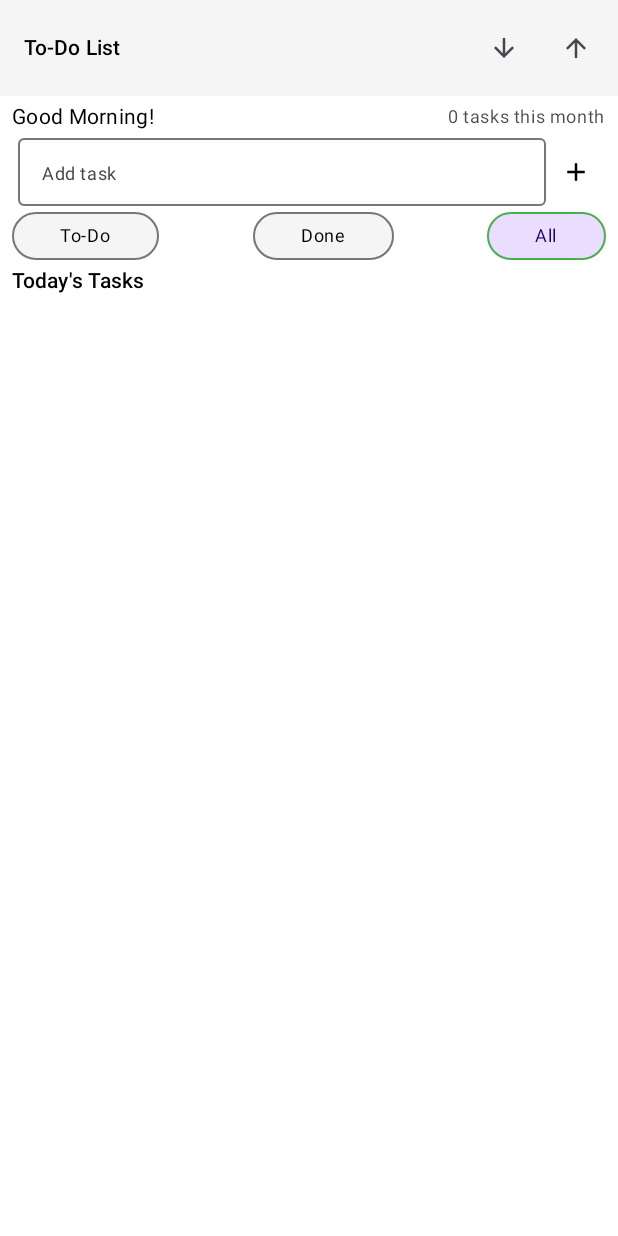
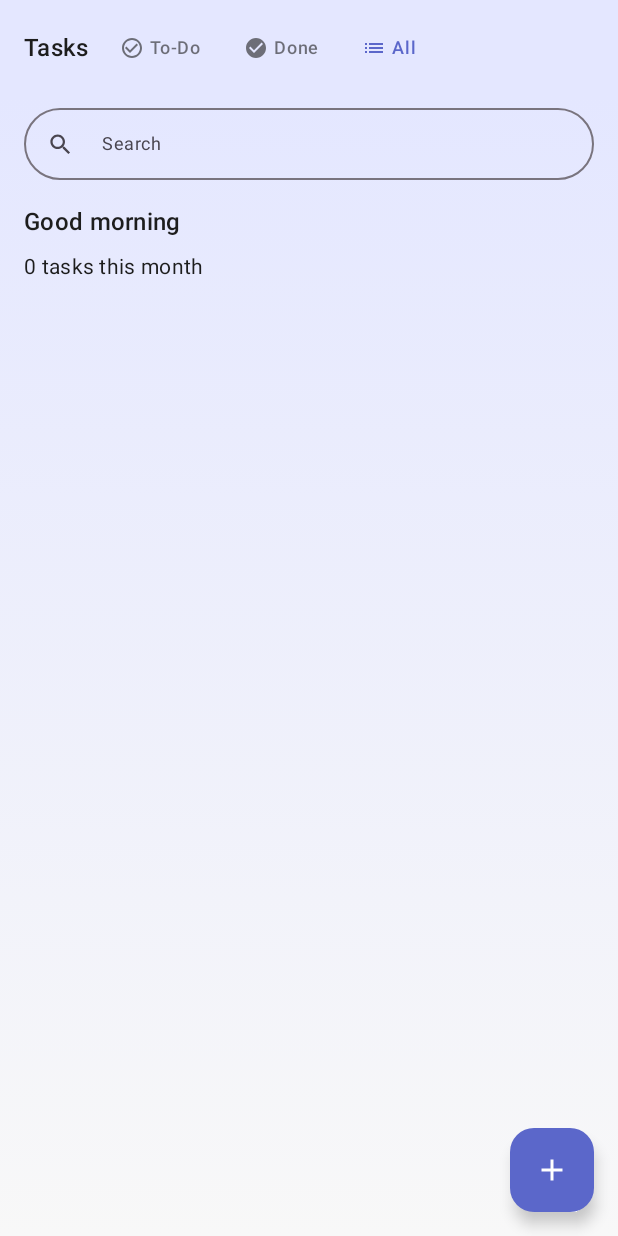
Before and after one commit to LeonixZx/ToDoList2, an Android app built with Jetpack Compose: the composable TodoApp shown on its own in the app's theme, on a phone screen of 412 x 824 dp. Run offline under Robolectric (Android 15) with nearby library versions, the phone set to English and light mode, and no system bars.

Commit message:
Theme 4, nice and compact

```diff
--- a/app/src/main/java/com/example/todolist/MainActivity.kt
+++ b/app/src/main/java/com/example/todolist/MainActivity.kt
@@ -4,13 +4,10 @@ import android.os.Bundle
 import androidx.activity.ComponentActivity
 import androidx.activity.compose.setContent
 import androidx.activity.viewModels
-import androidx.compose.foundation.ExperimentalFoundationApi
 import androidx.compose.foundation.background
-import androidx.compose.foundation.clickable
 import androidx.compose.foundation.layout.*
 import androidx.compose.foundation.lazy.LazyColumn
 import androidx.compose.foundation.lazy.items
-import androidx.compose.foundation.shape.CircleShape
 import androidx.compose.foundation.shape.RoundedCornerShape
 import androidx.compose.material.icons.Icons
 import androidx.compose.material.icons.filled.*
@@ -19,141 +16,113 @@ import androidx.compose.runtime.*
 import androidx.compose.ui.Alignment
 import androidx.compose.ui.Modifier
 import androidx.compose.ui.draw.clip
+import androidx.compose.ui.graphics.Brush
 import androidx.compose.ui.graphics.Color
 import androidx.compose.ui.graphics.vector.ImageVector
-import androidx.compose.ui.platform.LocalContext
-import androidx.compose.ui.text.SpanStyle
-import androidx.compose.ui.text.buildAnnotatedString
 import androidx.compose.ui.text.font.FontWeight
-import androidx.compose.ui.text.style.TextDecoration
-import androidx.compose.ui.text.withStyle
 import androidx.compose.ui.unit.dp
 import androidx.compose.ui.unit.sp
-import androidx.lifecycle.viewmodel.compose.viewModel
-import com.example.todolist.ui.theme.AppTheme
-import com.example.todolist.ui.theme.AppColors
 import java.text.SimpleDateFormat
 import java.util.*
-import androidx.activity.result.contract.ActivityResultContracts
-
-import androidx.compose.ui.tooling.preview.Preview
-import android.app.Application
-import androidx.compose.foundation.BorderStroke
-
-import androidx.compose.runtime.Composable
 
 class MainActivity : ComponentActivity() {
-    private lateinit var adMobManager: AdMobManager
     private val todoViewModel: TodoViewModel by viewModels()
-
-    private val exportLauncher = registerForActivityResult(ActivityResultContracts.CreateDocument("application/json")) { uri ->
-        uri?.let { todoViewModel.exportTasks(contentResolver, it) }
-    }
-
-    private val importLauncher = registerForActivityResult(ActivityResultContracts.OpenDocument()) { uri ->
-        uri?.let { todoViewModel.importTasks(contentResolver, it) }
-    }
 
     override fun onCreate(savedInstanceState: Bundle?) {
         super.onCreate(savedInstanceState)
-        adMobManager = (application as TodoApplication).adMobManager
         setContent {
-            AppTheme {
-                TodoApp(todoViewModel, ::exportTasks, ::importTasks)
+            TodoAppTheme {
+                TodoApp(todoViewModel)
+            }
         }
     }
 }
 
-    override fun onResume() {
-        super.onResume()
-        adMobManager.showAdIfAvailable(this)
+@Composable
+fun TodoAppTheme(content: @Composable () -> Unit) {
+    MaterialTheme(
+        colorScheme = lightColorScheme(
+            primary = Color(0xFF5B67CA),
+            secondary = Color(0xFFFF6B6B),
+            background = Color(0xFFF8F8F8),
+            surface = Color.White,
+            onPrimary = Color.White,
+            onSecondary = Color.White,
+            onBackground = Color(0xFF1D1D1D),
+            onSurface = Color(0xFF1D1D1D)
+        ),
+        content = content
+    )
 }
 
-    private fun exportTasks() {
-        exportLauncher.launch("tasks.json")
+object AppColors {
+    val LightPurple = Color(0xFFE4E7FF)
+    val LightPink = Color(0xFFFFE4E4)
+    val LightGreen = Color(0xFFE4FFF1)
+    val LightYellow = Color(0xFFFFF8E1)
+    val DarkText = Color(0xFF1D1D1D)
+    val LightText = Color(0xFF7C7C7C)
 }
-
-    private fun importTasks() {
-        importLauncher.launch(arrayOf("application/json"))
-    }
-}
-
 
 @OptIn(ExperimentalMaterial3Api::class)
 @Composable
-fun TodoApp(
-    todoViewModel: TodoViewModel = viewModel(),
-    onExportTasks: () -> Unit,
-    onImportTasks: () -> Unit
-) {
+fun TodoApp(todoViewModel: TodoViewModel) {
     var newTodoText by remember { mutableStateOf("") }
     var searchQuery by remember { mutableStateOf("") }
     var selectedCategory by remember { mutableStateOf(TaskCategory.ALL) }
 
+    val gradient = Brush.verticalGradient(
+        colors = listOf(
+            AppColors.LightPurple,
+            MaterialTheme.colorScheme.background
+        )
+    )
+
     Scaffold(
         topBar = {
             TopAppBar(
-                title = { Text("To-Do List", style = MaterialTheme.typography.titleSmall) },
-                actions = {
-                    IconButton(onClick = onExportTasks) {
-                        Icon(Icons.Default.ArrowDownward, contentDescription = "Export Tasks", modifier = Modifier.size(20.dp))
-                    }
-                    IconButton(onClick = onImportTasks) {
-                        Icon(Icons.Default.ArrowUpward, contentDescription = "Import Tasks", modifier = Modifier.size(20.dp))
+                title = {
+                    Row(
+                        verticalAlignment = Alignment.CenterVertically,
+                        horizontalArrangement = Arrangement.spacedBy(8.dp)
+                    ) {
+                        Text("Tasks", style = MaterialTheme.typography.titleMedium)
+                        CategoryButtons(selectedCategory) { selectedCategory = it }
                     }
                 },
                 colors = TopAppBarDefaults.topAppBarColors(
-                    containerColor = MaterialTheme.colorScheme.surface,
-                    titleContentColor = MaterialTheme.colorScheme.onSurface
+                    containerColor = AppColors.LightPurple
                 )
             )
+        },
+        floatingActionButton = {
+            FloatingActionButton(
+                onClick = {
+                    if (newTodoText.isNotBlank()) {
+                        todoViewModel.addTodo(newTodoText)
+                        newTodoText = ""
+                    }
+                },
+                containerColor = MaterialTheme.colorScheme.primary
+            ) {
+                Icon(Icons.Filled.Add, contentDescription = "Add")
+            }
         }
     ) { innerPadding ->
         Column(
             modifier = Modifier
                 .fillMaxSize()
                 .padding(innerPadding)
-                .padding(horizontal = 8.dp, vertical = 4.dp)
-        ) {
-            Row(
-                modifier = Modifier.fillMaxWidth(),
-                horizontalArrangement = Arrangement.SpaceBetween,
-                verticalAlignment = Alignment.CenterVertically
-            ) {
-                Greeting()
-                TaskCount(todoViewModel.todos.size)
-            }
-            Spacer(modifier = Modifier.height(4.dp))
-            Row(
-                modifier = Modifier.fillMaxWidth(),
-                verticalAlignment = Alignment.CenterVertically
+                .background(brush = gradient)
         ) {
             SearchBar(
                 query = searchQuery,
                 onQueryChange = { searchQuery = it },
-                    modifier = Modifier.weight(1f)
+                modifier = Modifier.padding(horizontal = 16.dp, vertical = 8.dp)
             )
-                Spacer(modifier = Modifier.width(4.dp))
-                TodoInput(
-                    value = newTodoText,
-                    onValueChange = { newTodoText = it },
-                    onAddTodo = {
-                        if (newTodoText.isNotBlank()) {
-                            todoViewModel.addTodo(newTodoText)
-                            newTodoText = ""
-                        }
-                    }
-                )
-            }
-            Spacer(modifier = Modifier.height(4.dp))
-            CategoryButtons(selectedCategory) { selectedCategory = it }
-            Spacer(modifier = Modifier.height(4.dp))
-            Text(
-                "Today's Tasks",
-                style = MaterialTheme.typography.titleSmall,
-                color = MaterialTheme.colorScheme.onBackground
-            )
-            Spacer(modifier = Modifier.height(4.dp))
+            Greeting()
+            TaskCount(todoViewModel.todos.size)
+            Spacer(modifier = Modifier.height(8.dp))
             TodoList(
                 todos = todoViewModel.getTodos(searchQuery, selectedCategory),
                 onToggleTodo = { todoViewModel.toggleTodo(it) },
@@ -164,18 +133,88 @@ fun TodoApp(
 }
 
 @Composable
+fun CategoryButtons(selectedCategory: TaskCategory, onCategorySelected: (TaskCategory) -> Unit) {
+    Row(
+        horizontalArrangement = Arrangement.spacedBy(4.dp),
+        verticalAlignment = Alignment.CenterVertically
+    ) {
+        CategoryButton(
+            text = "To-Do",
+            icon = Icons.Default.CheckCircleOutline,
+            category = TaskCategory.TODO,
+            selectedCategory = selectedCategory,
+            onCategorySelected = onCategorySelected
+        )
+        CategoryButton(
+            text = "Done",
+            icon = Icons.Default.CheckCircle,
+            category = TaskCategory.DONE,
+            selectedCategory = selectedCategory,
+            onCategorySelected = onCategorySelected
+        )
+        CategoryButton(
+            text = "All",
+            icon = Icons.Default.List,
+            category = TaskCategory.ALL,
+            selectedCategory = selectedCategory,
+            onCategorySelected = onCategorySelected
+        )
+    }
+}
+
+@Composable
+fun CategoryButton(
+    text: String,
+    icon: ImageVector,
+    category: TaskCategory,
+    selectedCategory: TaskCategory,
+    onCategorySelected: (TaskCategory) -> Unit
+) {
+    TextButton(
+        onClick = { onCategorySelected(category) },
+        colors = ButtonDefaults.textButtonColors(
+            contentColor = if (category == selectedCategory)
+                MaterialTheme.colorScheme.primary
+            else
+                MaterialTheme.colorScheme.onBackground.copy(alpha = 0.6f)
+        ),
+        shape = RoundedCornerShape(16.dp)
+    ) {
+        Icon(icon, contentDescription = null, modifier = Modifier.size(16.dp))
+        Spacer(modifier = Modifier.width(4.dp))
+        Text(text, style = MaterialTheme.typography.labelMedium)
+    }
+}
+
+@OptIn(ExperimentalMaterial3Api::class)
+@Composable
+fun SearchBar(query: String, onQueryChange: (String) -> Unit, modifier: Modifier = Modifier) {
+    OutlinedTextField(
+        value = query,
+        onValueChange = onQueryChange,
+        modifier = modifier
+            .fillMaxWidth()
+            .height(48.dp),
+        placeholder = { Text("Search", style = MaterialTheme.typography.bodySmall) },
+        leadingIcon = { Icon(Icons.Default.Search, contentDescription = null, modifier = Modifier.size(18.dp)) },
+        singleLine = true,
+        textStyle = MaterialTheme.typography.bodySmall,
+        shape = RoundedCornerShape(24.dp)
+    )
+}
+
+@Composable
 fun Greeting() {
     val calendar = Calendar.getInstance()
     val greeting = when (calendar.get(Calendar.HOUR_OF_DAY)) {
-        in 0..11 -> "Good Morning"
-        in 12..16 -> "Good Afternoon"
-        in 17..20 -> "Good Evening"
-        else -> "Good Night"
+        in 0..11 -> "Good morning"
+        in 12..16 -> "Good afternoon"
+        else -> "Good evening"
     }
     Text(
-        text = "$greeting!",
-        style = MaterialTheme.typography.bodyMedium,
-        color = MaterialTheme.colorScheme.onBackground
+        text = greeting,
+        style = MaterialTheme.typography.titleMedium,
+        modifier = Modifier.padding(horizontal = 16.dp, vertical = 8.dp)
     )
 }
 
@@ -183,87 +222,18 @@ fun Greeting() {
 fun TaskCount(count: Int) {
     Text(
         text = "$count tasks this month",
-        style = MaterialTheme.typography.bodySmall,
-        color = MaterialTheme.colorScheme.onBackground.copy(alpha = 0.7f)
+        style = MaterialTheme.typography.bodyMedium,
+        modifier = Modifier.padding(horizontal = 16.dp)
     )
 }
 
 @Composable
-fun SearchBar(query: String, onQueryChange: (String) -> Unit, modifier: Modifier = Modifier) {
-    OutlinedTextField(
-        value = query,
-        onValueChange = onQueryChange,
-        modifier = modifier.height(40.dp),
-        placeholder = { Text("Search", style = MaterialTheme.typography.bodySmall) },
-        leadingIcon = { Icon(Icons.Default.Search, contentDescription = null, modifier = Modifier.size(18.dp)) },
-        singleLine = true,
-        textStyle = MaterialTheme.typography.bodySmall
-    )
-}
-
-@Composable
-fun CategoryButtons(selectedCategory: TaskCategory, onCategorySelected: (TaskCategory) -> Unit) {
-    Row(
-        modifier = Modifier.fillMaxWidth(),
-        horizontalArrangement = Arrangement.SpaceBetween
+fun TodoList(todos: List<Todo>, onToggleTodo: (Int) -> Unit, onDeleteTodo: (Int) -> Unit) {
+    LazyColumn(
+        modifier = Modifier.fillMaxSize(),
+        contentPadding = PaddingValues(horizontal = 16.dp, vertical = 8.dp),
+        verticalArrangement = Arrangement.spacedBy(8.dp)
     ) {
-        CategoryButton("To-Do", TaskCategory.TODO, selectedCategory, onCategorySelected)
-        CategoryButton("Done", TaskCategory.DONE, selectedCategory, onCategorySelected)
-        CategoryButton("All", TaskCategory.ALL, selectedCategory, onCategorySelected)
-    }
-}
-
-@Composable
-fun CategoryButton(
-    text: String,
-    category: TaskCategory,
-    selectedCategory: TaskCategory,
-    onCategorySelected: (TaskCategory) -> Unit
-) {
-    val isSelected = category == selectedCategory
-    OutlinedButton(
-        onClick = { onCategorySelected(category) },
-        modifier = Modifier.height(32.dp),
-        shape = MaterialTheme.shapes.large,
-        colors = ButtonDefaults.outlinedButtonColors(
-            containerColor = if (isSelected) MaterialTheme.colorScheme.primaryContainer else MaterialTheme.colorScheme.surface,
-            contentColor = if (isSelected) MaterialTheme.colorScheme.onPrimaryContainer else MaterialTheme.colorScheme.onSurface
-        ),
-        border = BorderStroke(
-            width = 1.dp,
-            color = if (isSelected) MaterialTheme.colorScheme.primary else MaterialTheme.colorScheme.outline
-        )
-    ) {
-        Text(
-            text = text,
-            style = MaterialTheme.typography.bodySmall,
-            modifier = Modifier.padding(horizontal = 8.dp)
-        )
-    }
-}
-
-@OptIn(ExperimentalMaterial3Api::class)
-@Composable
-fun TodoInput(value: String, onValueChange: (String) -> Unit, onAddTodo: () -> Unit) {
-    Row(verticalAlignment = Alignment.CenterVertically) {
-        OutlinedTextField(
-            value = value,
-            onValueChange = onValueChange,
-            modifier = Modifier.height(45.dp).weight(1f),
-            placeholder = { Text("Add task", style = MaterialTheme.typography.bodySmall) },
-            singleLine = true,
-            textStyle = MaterialTheme.typography.bodySmall
-        )
-        IconButton(onClick = onAddTodo, modifier = Modifier.size(40.dp)) {
-            Icon(Icons.Default.Add, contentDescription = "Add todo", modifier = Modifier.size(20.dp))
-        }
-    }
-}
-
-@OptIn(ExperimentalFoundationApi::class)
-@Composable
-fun TodoList(todos: List<Todo>, onToggleTodo: (Int) -> Unit, onDeleteTodo: (Int) -> Unit) {
-    LazyColumn {
         items(todos) { todo ->
             TodoItem(todo, onToggleTodo, onDeleteTodo)
         }
@@ -275,47 +245,59 @@ fun TodoItem(todo: Todo, onToggle: (Int) -> Unit, onDelete: (Int) -> Unit) {
     Card(
         modifier = Modifier
             .fillMaxWidth()
-            .padding(vertical = 2.dp),
-        elevation = CardDefaults.cardElevation(defaultElevation = 1.dp)
+            .clip(RoundedCornerShape(16.dp)),
+        colors = CardDefaults.cardColors(
+            containerColor = MaterialTheme.colorScheme.surface
+        )
     ) {
         Row(
-            modifier = Modifier.padding(8.dp),
+            modifier = Modifier
+                .fillMaxWidth()
+                .padding(16.dp),
             verticalAlignment = Alignment.CenterVertically
         ) {
             Checkbox(
                 checked = todo.isCompleted,
                 onCheckedChange = { onToggle(todo.id) },
-                modifier = Modifier.size(20.dp)
+                colors = CheckboxDefaults.colors(
+                    checkedColor = MaterialTheme.colorScheme.primary,
+                    uncheckedColor = MaterialTheme.colorScheme.onSurface.copy(alpha = 0.6f)
+                )
+            )
+            Spacer(modifier = Modifier.width(16.dp))
+            Column(modifier = Modifier.weight(1f)) {
+                Text(
+                    text = todo.task,
+                    style = MaterialTheme.typography.bodyLarge,
+                    fontWeight = FontWeight.Medium
                 )
                 Text(
-                text = todo.task,
-                style = MaterialTheme.typography.bodySmall,
-                modifier = Modifier.weight(1f).padding(start = 8.dp),
-                textDecoration = if (todo.isCompleted) TextDecoration.LineThrough else TextDecoration.None
+                    text = SimpleDateFormat("MMM d, yyyy 'at' h:mm a", Locale.getDefault()).format(Date(todo.createdAt)),
+                    style = MaterialTheme.typography.bodySmall.copy(fontSize = 10.sp),
+                    color = MaterialTheme.colorScheme.onSurface.copy(alpha = 0.6f)
                 )
-            Text(
-                text = if (todo.isCompleted) "Done" else "Todo",
-                style = MaterialTheme.typography.labelSmall,
-                color = if (todo.isCompleted) MaterialTheme.colorScheme.primary else MaterialTheme.colorScheme.error
-            )
-            IconButton(onClick = { onDelete(todo.id) }, modifier = Modifier.size(24.dp)) {
-                Icon(Icons.Default.Delete, contentDescription = "Delete", modifier = Modifier.size(16.dp))
             }
+            TaskStatusChip(completed = todo.isCompleted, onClick = { onToggle(todo.id) })
         }
     }
 }
 
-
-@Preview(showBackground = true)
 @Composable
-fun DefaultPreview() {
-    AppTheme {
-        TodoApp(
-            todoViewModel = TodoViewModel(Application()),
-            onExportTasks = {},
-            onImportTasks = {}
+fun TaskStatusChip(completed: Boolean, onClick: () -> Unit) {
+    Surface(
+        onClick = onClick,
+        shape = RoundedCornerShape(16.dp),
+        color = if (completed) AppColors.LightGreen else AppColors.LightPink,
+        contentColor = if (completed) MaterialTheme.colorScheme.primary else MaterialTheme.colorScheme.secondary
+    ) {
+        Text(
+            text = if (completed) "Done" else "Todo",
+            style = MaterialTheme.typography.labelSmall,
+            modifier = Modifier.padding(horizontal = 12.dp, vertical = 6.dp)
         )
     }
 }
 
-enum class TaskCategory { TODO, DONE, ALL }
+enum class TaskCategory {
+    TODO, DONE, ALL
+}
```
Also changed, not shown: app/src/main/java/com/example/todolist/ui/theme/Theme.kt (+9 -25 lines). Lines whose indentation alone changed are shown as unchanged.
